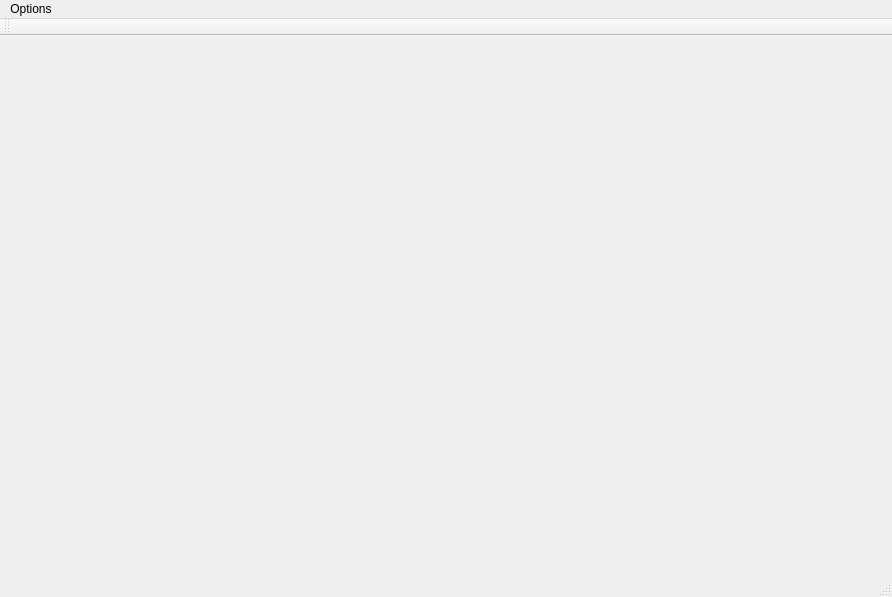
Before: the Qt Designer form thijs_van_tiem/inwerken/mainwindow.ui in madmilla/THO78-Roborescue, drawn with Qt 5.
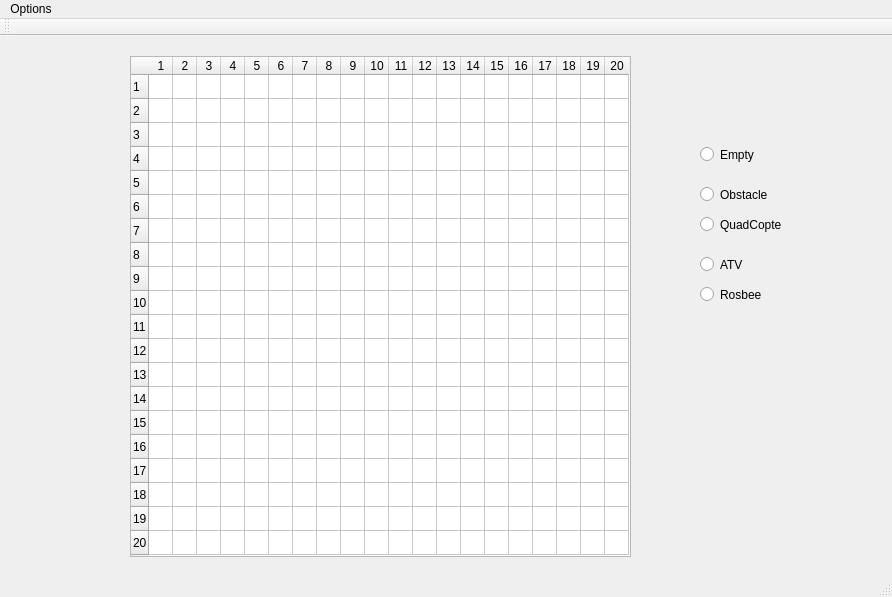
After: the same form once the commit is applied.

Commit message: onnodige functie geprogrameerd en toen gui gebruikt

The edit to the form file:
```diff
--- a/thijs_van_tiem/inwerken/mainwindow.ui
+++ b/thijs_van_tiem/inwerken/mainwindow.ui
@@ -13,7 +13,156 @@
   <property name="windowTitle">
    <string>MainWindow</string>
   </property>
-  <widget class="QWidget" name="centralWidget"/>
+  <widget class="QWidget" name="centralWidget">
+   <widget class="QTableWidget" name="tableWidget">
+    <property name="geometry">
+     <rect>
+      <x>130</x>
+      <y>20</y>
+      <width>501</width>
+      <height>501</height>
+     </rect>
+    </property>
+    <property name="sizePolicy">
+     <sizepolicy hsizetype="Fixed" vsizetype="Fixed">
+      <horstretch>0</horstretch>
+      <verstretch>0</verstretch>
+     </sizepolicy>
+    </property>
+    <property name="verticalScrollBarPolicy">
+     <enum>Qt::ScrollBarAlwaysOff</enum>
+    </property>
+    <property name="horizontalScrollBarPolicy">
+     <enum>Qt::ScrollBarAlwaysOff</enum>
+    </property>
+    <property name="selectionMode">
+     <enum>QAbstractItemView::SingleSelection</enum>
+    </property>
+    <property name="rowCount">
+     <number>20</number>
+    </property>
+    <property name="columnCount">
+     <number>20</number>
+    </property>
+    <attribute name="horizontalHeaderDefaultSectionSize">
+     <number>24</number>
+    </attribute>
+    <attribute name="horizontalHeaderMinimumSectionSize">
+     <number>24</number>
+    </attribute>
+    <attribute name="verticalHeaderDefaultSectionSize">
+     <number>24</number>
+    </attribute>
+    <attribute name="verticalHeaderMinimumSectionSize">
+     <number>24</number>
+    </attribute>
+    <row/>
+    <row/>
+    <row/>
+    <row/>
+    <row/>
+    <row/>
+    <row/>
+    <row/>
+    <row/>
+    <row/>
+    <row/>
+    <row/>
+    <row/>
+    <row/>
+    <row/>
+    <row/>
+    <row/>
+    <row/>
+    <row/>
+    <row/>
+    <column/>
+    <column/>
+    <column/>
+    <column/>
+    <column/>
+    <column/>
+    <column/>
+    <column/>
+    <column/>
+    <column/>
+    <column/>
+    <column/>
+    <column/>
+    <column/>
+    <column/>
+    <column/>
+    <column/>
+    <column/>
+    <column/>
+    <column/>
+   </widget>
+   <widget class="QRadioButton" name="radioButton">
+    <property name="geometry">
+     <rect>
+      <x>700</x>
+      <y>110</y>
+      <width>82</width>
+      <height>17</height>
+     </rect>
+    </property>
+    <property name="text">
+     <string>Empty</string>
+    </property>
+   </widget>
+   <widget class="QRadioButton" name="radioButton_2">
+    <property name="geometry">
+     <rect>
+      <x>700</x>
+      <y>150</y>
+      <width>82</width>
+      <height>17</height>
+     </rect>
+    </property>
+    <property name="text">
+     <string>Obstacle</string>
+    </property>
+   </widget>
+   <widget class="QRadioButton" name="radioButton_3">
+    <property name="geometry">
+     <rect>
+      <x>700</x>
+      <y>180</y>
+      <width>82</width>
+      <height>17</height>
+     </rect>
+    </property>
+    <property name="text">
+     <string>QuadCopter</string>
+    </property>
+   </widget>
+   <widget class="QRadioButton" name="radioButton_4">
+    <property name="geometry">
+     <rect>
+      <x>700</x>
+      <y>220</y>
+      <width>82</width>
+      <height>17</height>
+     </rect>
+    </property>
+    <property name="text">
+     <string>ATV</string>
+    </property>
+   </widget>
+   <widget class="QRadioButton" name="radioButton_5">
+    <property name="geometry">
+     <rect>
+      <x>700</x>
+      <y>250</y>
+      <width>82</width>
+      <height>17</height>
+     </rect>
+    </property>
+    <property name="text">
+     <string>Rosbee</string>
+    </property>
+   </widget>
+  </widget>
   <widget class="QMenuBar" name="menuBar">
    <property name="geometry">
     <rect>
```
The commit also changes 2 other files.
